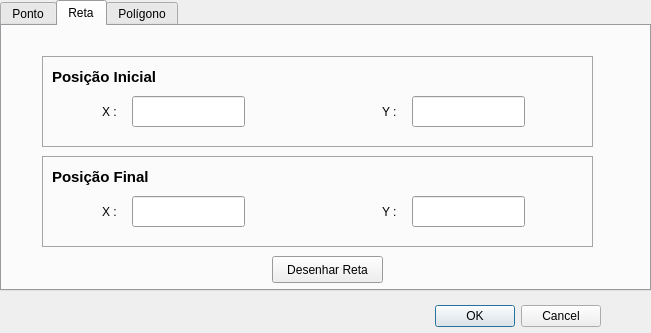
Old version of the form dialog.ui in the repository renannetto/sistema-grafico-interativo.
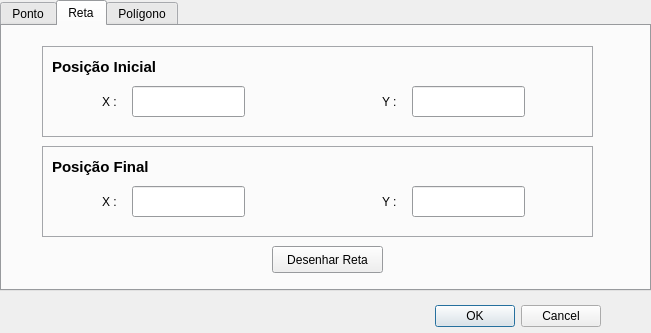
New version of the form. The open tabs and pages were chosen to show the change.

The edit to the form file:
```diff
--- a/dialog.ui
+++ b/dialog.ui
@@ -213,7 +213,7 @@
      <property name="geometry">
       <rect>
        <x>40</x>
-       <y>30</y>
+       <y>20</y>
        <width>551</width>
        <height>91</height>
       </rect>
@@ -295,7 +295,7 @@
      <property name="geometry">
       <rect>
        <x>40</x>
-       <y>130</y>
+       <y>120</y>
        <width>551</width>
        <height>91</height>
       </rect>
@@ -377,7 +377,7 @@
      <property name="geometry">
       <rect>
        <x>270</x>
-       <y>230</y>
+       <y>220</y>
        <width>111</width>
        <height>27</height>
       </rect>
```
Left out of the diff: 2 changed lines with no effect on the pictures.
